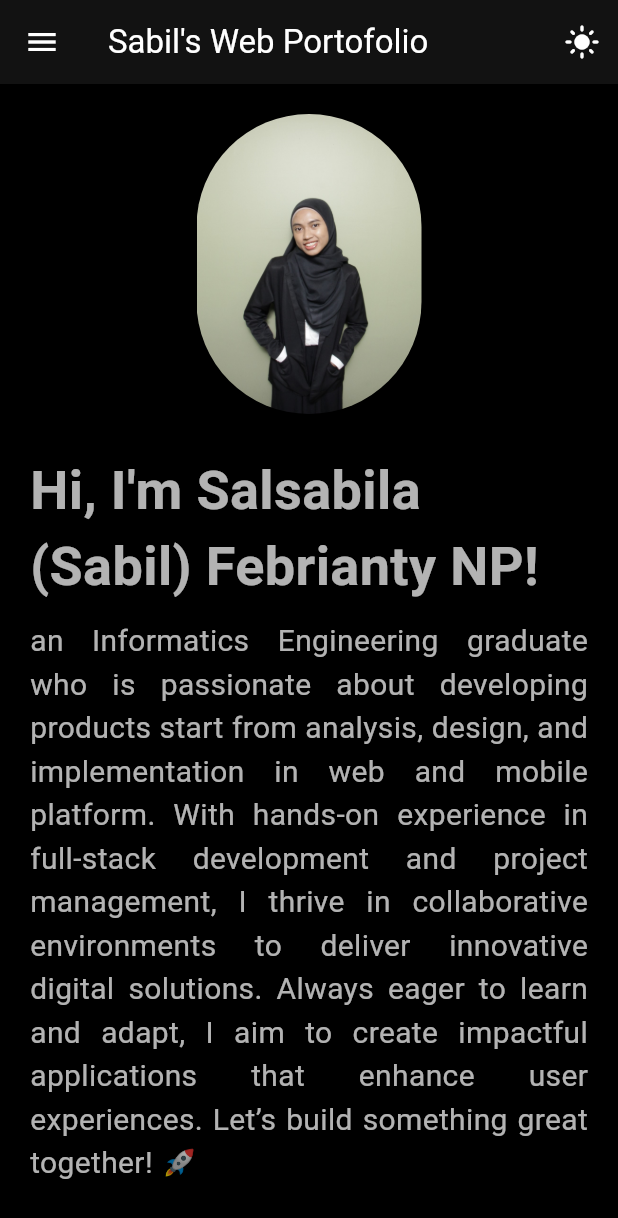
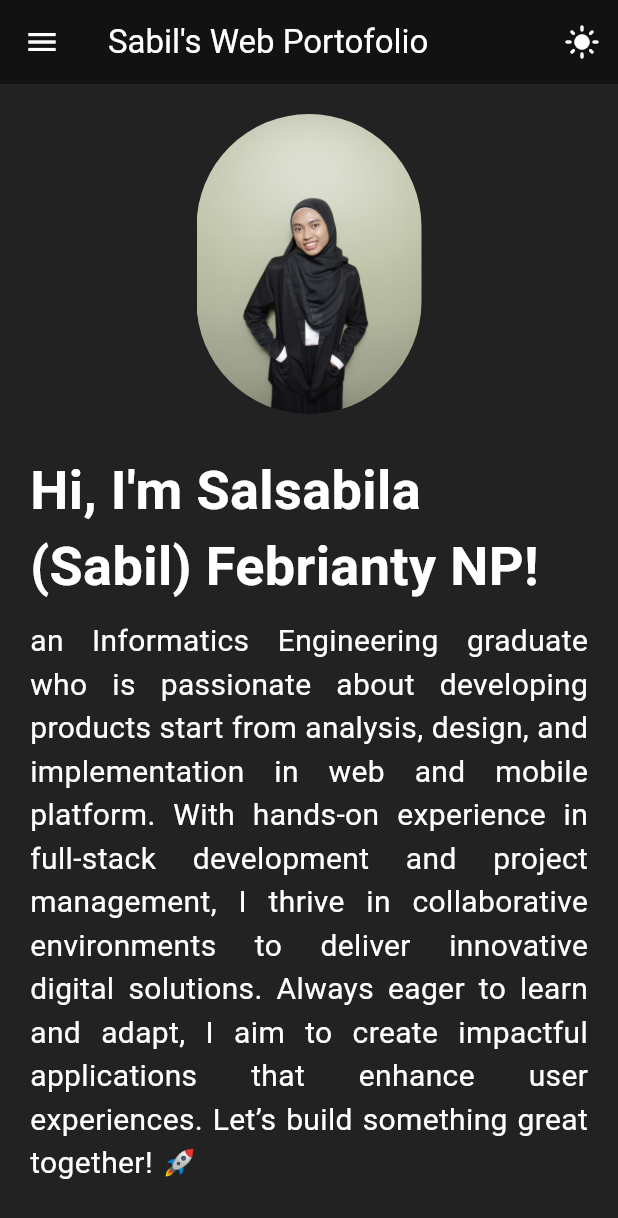
Before and after one commit to salsabilafnp/salsabilafnp.github.io, a Flutter app: the screen it shows after launch, after a tap on the "dark mode" icon, on a phone screen of 412 x 824 dp. Shown: the top 1218 px of the screen. Run offline on Flutter 3.47's test engine with Material 3 defaults, Android fonts, the phone set to English and light mode, and no system bars; our stand-ins replace font_awesome_flutter, shared_preferences; missing offline and left inert: flutter_bullet_list.

Commit message:
update design & logos

```diff
--- a/lib/pages/about_page.dart
+++ b/lib/pages/about_page.dart
@@ -19,8 +19,7 @@ class AboutPage extends StatelessWidget {
     Size screenSize = MediaQuery.of(context).size;
     bool isMobile = screenSize.width < 800;
 
-    return Scaffold(
-      body: Center(
+    return Center(
       child: SingleChildScrollView(
         child: Flex(
           direction: isMobile ? Axis.vertical : Axis.horizontal,
@@ -54,8 +53,7 @@ class AboutPage extends StatelessWidget {
                   // name
                   Text(
                     'Hi, I\'m Salsabila (Sabil) Febrianty NP!',
-                      style:
-                          TextStyle(fontSize: 36, fontWeight: FontWeight.bold),
+                    style: TextStyle(fontSize: 36, fontWeight: FontWeight.bold),
                   ),
                   SizedBox(height: 10),
                   // description
@@ -135,7 +133,6 @@ class AboutPage extends StatelessWidget {
           ],
         ),
       ),
-      ),
     );
   }
 }
--- a/lib/pages/portofolio_page.dart
+++ b/lib/pages/portofolio_page.dart
@@ -8,7 +8,6 @@ class PortofolioPage extends StatelessWidget {
 
   @override
   Widget build(BuildContext context) {
-    // Menggunakan struktur yang sama dengan ResumePage
     return Center(
       child: SingleChildScrollView(
         padding: const EdgeInsets.symmetric(vertical: 20, horizontal: 40),
--- a/lib/utils/theme.dart
+++ b/lib/utils/theme.dart
@@ -11,13 +11,13 @@ class AppThemes {
       primary: Colors.blue,
       secondary: Colors.lightBlue,
       error: Colors.red,
+      shadow: Colors.grey,
     ),
     // card
     cardTheme: CardTheme(
       margin: const EdgeInsets.symmetric(vertical: Dictionary.gap15),
       color: Colors.grey[100],
-      shadowColor: Colors.black12,
-      elevation: 2,
+      elevation: 5,
       shape: RoundedRectangleBorder(
         borderRadius: BorderRadius.circular(Dictionary.gap15),
         side: BorderSide(color: Colors.blueAccent, width: 2),
@@ -56,19 +56,19 @@ class AppThemes {
   // Dark Mode
   static final ThemeData darkTheme = ThemeData(
     brightness: Brightness.dark,
-    scaffoldBackgroundColor: Colors.black,
+    scaffoldBackgroundColor: Colors.black87,
     // colors
     colorScheme: ColorScheme.dark(
       primary: Colors.teal,
       secondary: Colors.tealAccent,
       error: Colors.red,
+      shadow: Colors.grey,
     ),
     // card
     cardTheme: CardTheme(
       margin: const EdgeInsets.symmetric(vertical: Dictionary.gap15),
       color: Colors.grey[900],
-      shadowColor: Colors.white12,
-      elevation: 2,
+      elevation: 5,
       shape: RoundedRectangleBorder(
         borderRadius: BorderRadius.circular(Dictionary.gap15),
         side: BorderSide(color: Colors.teal, width: 2),
@@ -77,7 +77,6 @@ class AppThemes {
     // text
     textTheme: TextTheme(
       bodyLarge: TextStyle(color: Colors.white),
-      bodyMedium: TextStyle(color: Colors.white70),
     ),
     // icon
     iconTheme: IconThemeData(color: Colors.teal),
--- a/lib/widgets/menu_layout.dart
+++ b/lib/widgets/menu_layout.dart
@@ -1,4 +1,5 @@
 import 'package:flutter/material.dart';
+import 'package:font_awesome_flutter/font_awesome_flutter.dart';
 import 'package:personal_web/pages/about_page.dart';
 import 'package:personal_web/pages/portofolio_page.dart';
 import 'package:personal_web/pages/resume_page.dart';
@@ -21,7 +22,7 @@ class _MenuLayoutState extends State<MenuLayout> {
   final GlobalKey<ScaffoldState> _scaffoldKey = GlobalKey<ScaffoldState>();
   String _currRoute = Routes.about;
 
-  // List pages based on index
+  // List pages
   final Map<String, Widget> _pages = {
     Routes.about: const AboutPage(),
     Routes.resume: const ResumePage(),
@@ -35,7 +36,7 @@ class _MenuLayoutState extends State<MenuLayout> {
     _loadLastRoute();
   }
 
-  // load last route from shared preferences
+  // load last route
   void _loadLastRoute() async {
     final prefs = await SharedPreferences.getInstance();
     final lastRoute = prefs.getString('last_route') ?? Routes.about;
@@ -47,7 +48,7 @@ class _MenuLayoutState extends State<MenuLayout> {
     }
   }
 
-  // navigate to a new route/page
+  // navigate to new route
   void _navigateTo(String route) async {
     if (_currRoute != route) {
       final prefs = await SharedPreferences.getInstance();
@@ -59,7 +60,7 @@ class _MenuLayoutState extends State<MenuLayout> {
     }
   }
 
-  // Helper method untuk membuka URL
+  // Helper URL
   Future<void> _launchURL(String url) async {
     final Uri uri = Uri.parse(url);
     if (!await launchUrl(uri, mode: LaunchMode.externalApplication)) {
@@ -83,7 +84,7 @@ class _MenuLayoutState extends State<MenuLayout> {
     );
   }
 
-  // Layout untuk Desktop dan Tablet besar
+  // Layout Desktop & Tablet
   Widget _buildDesktopLayout() {
     final themeProvider = Provider.of<ThemeProvider>(context);
     final isDarkMode = themeProvider.themeMode == ThemeMode.dark;
@@ -103,13 +104,13 @@ class _MenuLayoutState extends State<MenuLayout> {
               children: _pages.values.toList(),
             ),
           ),
-          // Panel Navigasi - Kiri
+          // Left Panel - Nav Menu
           FloatingPanel(
             isNavPanel: true,
             currRoute: _currRoute,
             navigateTo: _navigateTo,
           ),
-          // Panel Sosial Media - Kanan
+          // Right Panel - Sosial Media
           const FloatingPanel(isNavPanel: false),
         ],
       ),
@@ -121,7 +122,7 @@ class _MenuLayoutState extends State<MenuLayout> {
     );
   }
 
-  // Layout untuk Mobile dan Tablet kecil
+  // Layout Mobile & Lite Tablet
   Widget _buildMobileLayout() {
     final themeProvider = Provider.of<ThemeProvider>(context);
     final isDarkMode = themeProvider.themeMode == ThemeMode.dark;
@@ -137,7 +138,7 @@ class _MenuLayoutState extends State<MenuLayout> {
           ),
         ],
       ),
-      // Tombol hamburger menu
+      // Hamburger Menu
       drawer: _buildAppDrawer(),
       body: Center(
         child: Padding(
@@ -151,7 +152,7 @@ class _MenuLayoutState extends State<MenuLayout> {
     );
   }
 
-  // Drawer untuk tampilan Mobile
+  // Drawer - Mobile
   Drawer _buildAppDrawer() {
     return Drawer(
       child: ListView(
@@ -176,34 +177,35 @@ class _MenuLayoutState extends State<MenuLayout> {
               title: Text(Dictionary.menu,
                   style: Theme.of(context).textTheme.titleLarge)),
           _buildDrawerItem(
-            icon: Icons.person_outline,
+            icon: Icon(Icons.person_outline),
             title: Dictionary.about,
             route: Routes.about,
           ),
           _buildDrawerItem(
-              icon: Icons.description_outlined,
+              icon: Icon(Icons.description_outlined),
               title: Dictionary.resume,
               route: Routes.resume),
           _buildDrawerItem(
-              icon: Icons.work_outline,
+              icon: Icon(Icons.work_outline),
               title: Dictionary.portfolio,
               route: Routes.portfolio),
           const Divider(),
           ListTile(
-              title: Text(Dictionary.contact,
-                  style: Theme.of(context).textTheme.titleLarge)),
+            title: Text(Dictionary.contact,
+                style: Theme.of(context).textTheme.titleLarge),
+          ),
           _buildDrawerItem(
-            icon: Icons.link,
+            icon: FaIcon(FontAwesomeIcons.linkedin),
             title: Dictionary.linkedIn,
             url: Routes.linkedinUrl,
           ),
           _buildDrawerItem(
-            icon: Icons.code,
+            icon: FaIcon(FontAwesomeIcons.github),
             title: Dictionary.github,
             url: Routes.githubUrl,
           ),
           _buildDrawerItem(
-            icon: Icons.email_outlined,
+            icon: Icon(Icons.email_outlined),
             title: Dictionary.email,
             url: Routes.emailUrl,
           ),
@@ -212,18 +214,28 @@ class _MenuLayoutState extends State<MenuLayout> {
     );
   }
 
-  ListTile _buildDrawerItem(
-      {required IconData icon,
-      required String title,
-      String? route,
-      String? url}) {
+  ListTile _buildDrawerItem({
+    required Widget icon,
+    required String title,
+    String? route,
+    String? url,
+  }) {
     bool isActive = (route != null && _currRoute == route);
+    Color? iconColor = isActive
+        ? Theme.of(context).iconTheme.color
+        : Theme.of(context).textTheme.bodyMedium?.color;
+
     return ListTile(
-      leading: Icon(icon,
-          color: isActive ? Theme.of(context).colorScheme.primary : null),
-      title: Text(title,
-          style: TextStyle(
-              fontWeight: isActive ? FontWeight.bold : FontWeight.normal)),
+      leading: IconTheme(
+        data: IconThemeData(color: iconColor, size: 24),
+        child: icon,
+      ),
+      title: Text(
+        title,
+        style: TextStyle(
+          fontWeight: isActive ? FontWeight.bold : FontWeight.normal,
+        ),
+      ),
       onTap: () {
         if (route != null) _navigateTo(route);
         if (url != null) _launchURL(url);
--- a/pubspec.yaml
+++ b/pubspec.yaml
@@ -15,6 +15,7 @@ dependencies:
   provider: ^6.1.2
   url_launcher: ^6.0.3
   flutter_bullet_list: ^0.0.4
+  font_awesome_flutter: ^10.9.1
 
 dev_dependencies:
   flutter_test:
```
Also changed, not shown: lib/widgets/floating_panel.dart (+65 -46 lines), pubspec.lock. Lines whose indentation alone changed are shown as unchanged.
